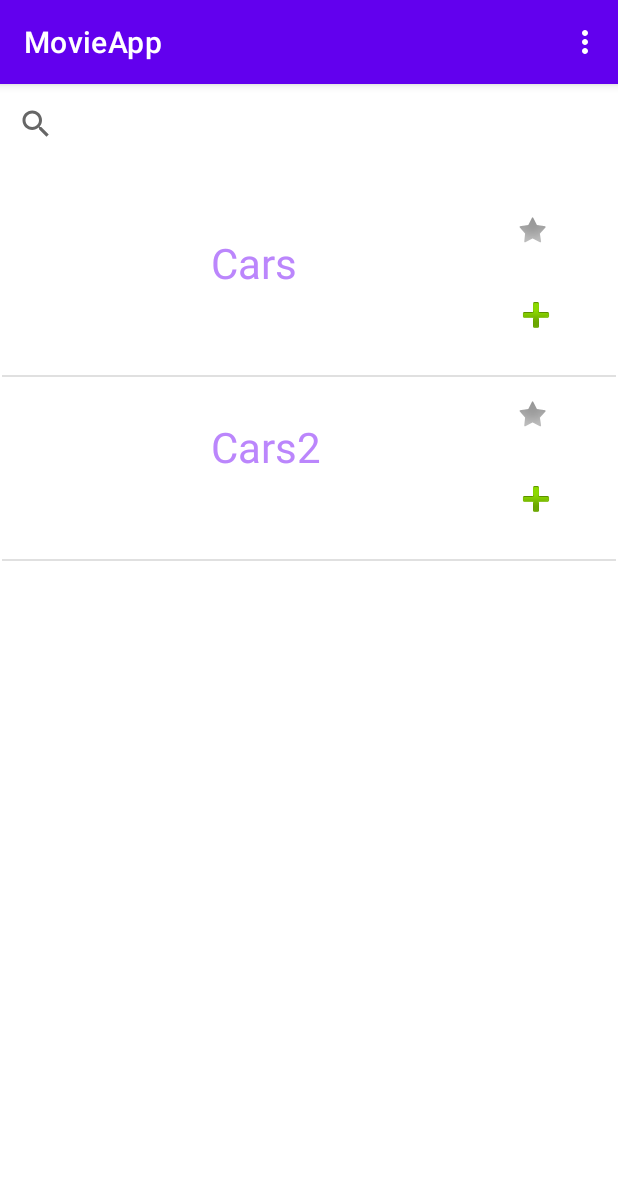
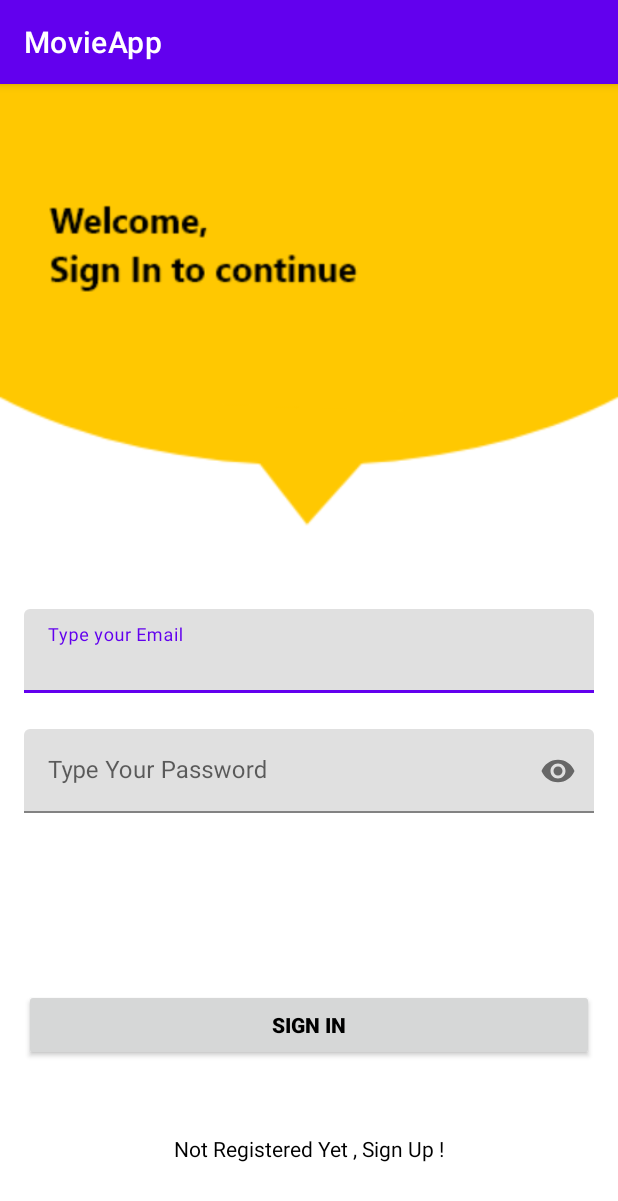
Before and after one commit to FranciscoA5/MovieApp, an Android app: the screen it shows after launch (MainActivity before the commit, SignInActivity after it), on a phone screen of 412 x 824 dp. Shown: the top 1201 px of the screen. Run offline under Robolectric (Android 15) with nearby library versions, the phone set to English and light mode, and no system bars; our stand-ins replace Firebase (no records; nobody signed in at launch, a user with empty details on screens opened directly).

Commit message:
Sign Up e Sign In

```diff
--- a/app/build.gradle
+++ b/app/build.gradle
@@ -1,6 +1,7 @@
 plugins {
     id 'com.android.application'
     id 'org.jetbrains.kotlin.android'
+    id 'com.google.gms.google-services'
 }
 
 android {
@@ -30,6 +31,9 @@ android {
     kotlinOptions {
         jvmTarget = '1.8'
     }
+    buildFeatures{
+        viewBinding = true
+    }
 }
 
 dependencies {
@@ -38,6 +42,7 @@ dependencies {
     implementation 'androidx.appcompat:appcompat:1.5.1'
     implementation 'com.google.android.material:material:1.7.0'
     implementation 'androidx.constraintlayout:constraintlayout:2.1.4'
+    implementation 'com.google.firebase:firebase-auth:21.0.2'
     testImplementation 'junit:junit:4.13.2'
     androidTestImplementation 'androidx.test.ext:junit:1.1.4'
     androidTestImplementation 'androidx.test.espresso:espresso-core:3.5.0'
--- a/app/src/main/java/ipca/budget/movieapp/Favorites.kt
+++ b/app/src/main/java/ipca/budget/movieapp/Favorites.kt
@@ -5,6 +5,12 @@ import androidx.appcompat.app.AppCompatActivity
 import android.os.Bundle
 import android.view.Menu
 import android.view.MenuItem
+import android.view.View
+import android.view.ViewGroup
+import android.widget.BaseAdapter
+import android.widget.ImageView
+import android.widget.TextView
+import android.widget.ToggleButton
 
 class Favorites : AppCompatActivity() {
     override fun onCreate(savedInstanceState: Bundle?) {
--- a/app/src/main/java/ipca/budget/movieapp/MainActivity.kt
+++ b/app/src/main/java/ipca/budget/movieapp/MainActivity.kt
@@ -11,19 +11,19 @@ import android.view.View
 import android.view.ViewGroup
 import android.widget.*
 import androidx.lifecycle.lifecycleScope
+import java.util.ArrayList
 
 class MainActivity : AppCompatActivity() {
 
     var movies = arrayListOf<MovieandSeries>()
+    var fav = arrayListOf<MovieandSeries>()
     val adapter = MovieAdapter()
 
     override fun onCreate(savedInstanceState: Bundle?) {
         super.onCreate(savedInstanceState)
         setContentView(R.layout.activity_main)
-        val movie1 = MovieandSeries()
-        val movie2 = MovieandSeries()
-        movie1.title = "Cars"
-        movie2.title = "Cars2"
+        val movie1 = MovieandSeries("Cars")
+        val movie2 = MovieandSeries("Cars 2")
         movies.add(movie1)
         movies.add(movie2)
 
@@ -80,10 +80,10 @@ class MainActivity : AppCompatActivity() {
             textViewMovieTitle.text = movies[position].title
 
             toggleButton.setOnCheckedChangeListener { _, isChecked ->
-                if (isChecked) {
-                    // The toggle is enabled
-                } else {
-                    // The toggle is disabled
+                if(isChecked){
+
+                }else{
+
                 }
             }
 
--- a/app/src/main/java/ipca/budget/movieapp/MovieandSeries.kt
+++ b/app/src/main/java/ipca/budget/movieapp/MovieandSeries.kt
@@ -5,4 +5,8 @@ class MovieandSeries {
 //    var url         : String? = null
 //    var content     : String? = null
 //    var urlToImage  : String? = null
+      var isFavourite = false
+    constructor(title: String){
+        this.title = title
+    }
 }
--- /dev/null
+++ b/app/src/main/java/ipca/budget/movieapp/SignInActivity.kt
@@ -0,0 +1,67 @@
+package ipca.budget.movieapp
+
+import android.content.Intent
+import androidx.appcompat.app.AppCompatActivity
+import android.os.Bundle
+import android.widget.Toast
+import com.google.firebase.auth.FirebaseAuth
+import ipca.budget.movieapp.databinding.ActivitySignInBinding
+
+class SignInActivity : AppCompatActivity() {
+
+    private lateinit var binding: ActivitySignInBinding
+    private lateinit var firebaseAuth: FirebaseAuth
+
+    override fun onCreate(savedInstanceState: Bundle?) {
+        super.onCreate(savedInstanceState)
+        binding = ActivitySignInBinding.inflate(layoutInflater)
+        setContentView(binding.root)
+
+        firebaseAuth = FirebaseAuth.getInstance()
+        binding.textView.setOnClickListener {
+            val intent = Intent(this, SignUpActivity::class.java)
+            startActivity(intent)
+        }
+
+        binding.button.setOnClickListener {
+
+            val email = binding.emailEt.text.toString()
+            val pass = binding.passET.text.toString()
+
+            if (email.isNotEmpty() && pass.isNotEmpty()) {
+
+                firebaseAuth.signInWithEmailAndPassword(email, pass).addOnCompleteListener {
+                    if (it.isSuccessful) {
+
+                        val intent = Intent(this, MainActivity::class.java)
+                        startActivity(intent)
+
+                    } else {
+                        Toast.makeText(this, it.exception.toString(), Toast.LENGTH_SHORT).show()
+
+
+                    }
+                }
+
+
+            } else {
+                Toast.makeText(this, "Empty Fields Are not Allowed !!", Toast.LENGTH_SHORT).show()
+
+
+            }
+
+
+        }
+    }
+
+    override fun onStart(){
+        super.onStart()
+
+        if(firebaseAuth.currentUser != null){
+            val intent = Intent(this,MainActivity::class.java)
+            startActivity(intent)
+        }
+    }
+
+
+}
--- /dev/null
+++ b/app/src/main/res/layout/activity_sign_in.xml
@@ -0,0 +1,83 @@
+<?xml version="1.0" encoding="utf-8"?>
+<androidx.constraintlayout.widget.ConstraintLayout xmlns:android="http://schemas.android.com/apk/res/android"
+    xmlns:app="http://schemas.android.com/apk/res-auto"
+    xmlns:tools="http://schemas.android.com/tools"
+    android:layout_width="match_parent"
+    android:layout_height="match_parent"
+    android:background="@drawable/signin_screen"
+    tools:context=".SignInActivity">
+
+
+    <com.google.android.material.textfield.TextInputLayout
+        android:id="@+id/emailLayout"
+
+        android:layout_width="match_parent"
+        android:layout_height="wrap_content"
+        android:layout_marginHorizontal="16dp"
+        android:layout_marginTop="350dp"
+
+        app:layout_constraintEnd_toEndOf="parent"
+        app:layout_constraintHorizontal_bias="0.5"
+        app:layout_constraintStart_toStartOf="parent"
+        app:layout_constraintTop_toTopOf="parent">
+
+        <com.google.android.material.textfield.TextInputEditText
+            android:id="@+id/emailEt"
+
+            android:layout_width="match_parent"
+            android:layout_height="wrap_content"
+            android:hint="Type your Email"
+            android:inputType="textEmailAddress" />
+    </com.google.android.material.textfield.TextInputLayout>
+
+    <com.google.android.material.textfield.TextInputLayout
+        android:id="@+id/passwordLayout"
+
+        android:layout_width="match_parent"
+        android:layout_height="wrap_content"
+        android:layout_marginHorizontal="16dp"
+        android:layout_marginTop="24dp"
+
+        app:layout_constraintEnd_toEndOf="parent"
+        app:layout_constraintHorizontal_bias="0.5"
+        app:layout_constraintStart_toStartOf="parent"
+        app:layout_constraintTop_toBottomOf="@id/emailLayout"
+        app:passwordToggleEnabled="true">
+
+        <com.google.android.material.textfield.TextInputEditText
+            android:id="@+id/passET"
+
+            android:layout_width="match_parent"
+            android:layout_height="wrap_content"
+            android:hint="Type Your Password"
+            android:inputType="textPassword" />
+    </com.google.android.material.textfield.TextInputLayout>
+
+    <androidx.appcompat.widget.AppCompatButton
+        android:id="@+id/button"
+        android:layout_width="0dp"
+        android:layout_height="wrap_content"
+        android:layout_marginHorizontal="16dp"
+
+        android:text="Sign In"
+        android:textColor="@color/black"
+        android:textStyle="bold"
+        app:layout_constraintBottom_toBottomOf="parent"
+        app:layout_constraintEnd_toEndOf="parent"
+        app:layout_constraintHorizontal_bias="0.5"
+        app:layout_constraintStart_toStartOf="parent"
+        app:layout_constraintTop_toBottomOf="@+id/passwordLayout" />
+
+    <TextView
+        android:id="@+id/textView"
+        android:layout_width="wrap_content"
+        android:layout_height="wrap_content"
+        android:textColor="@color/black"
+        android:text="Not Registered Yet , Sign Up !"
+        app:layout_constraintBottom_toBottomOf="parent"
+        app:layout_constraintEnd_toEndOf="parent"
+        app:layout_constraintHorizontal_bias="0.5"
+        app:layout_constraintStart_toStartOf="parent"
+        app:layout_constraintTop_toBottomOf="@+id/button" />
+
+</androidx.constraintlayout.widget.ConstraintLayout>
--- a/build.gradle
+++ b/build.gradle
@@ -1,4 +1,8 @@
-// Top-level build file where you can add configuration options common to all sub-projects/modules.
+buildscript {
+    dependencies {
+        classpath 'com.google.gms:google-services:4.3.10'
+    }
+}// Top-level build file where you can add configuration options common to all sub-projects/modules.
 plugins {
     id 'com.android.application' version '7.3.0' apply false
     id 'com.android.library' version '7.3.0' apply false
```
Also changed, not shown: app/src/main/AndroidManifest.xml (+13 -7 lines), app/src/main/java/ipca/budget/movieapp/Login.kt (deleted, +0 -11 lines), app/src/main/java/ipca/budget/movieapp/SignUpActivity.kt (added, +68 -0 lines), app/src/main/res/layout/activity_sign_up.xml (added, +94 -0 lines), app/src/main/res/drawable-v24/signin_screen.png (added), app/src/main/res/drawable-v24/signup_screen.png (added), 1 other file.
